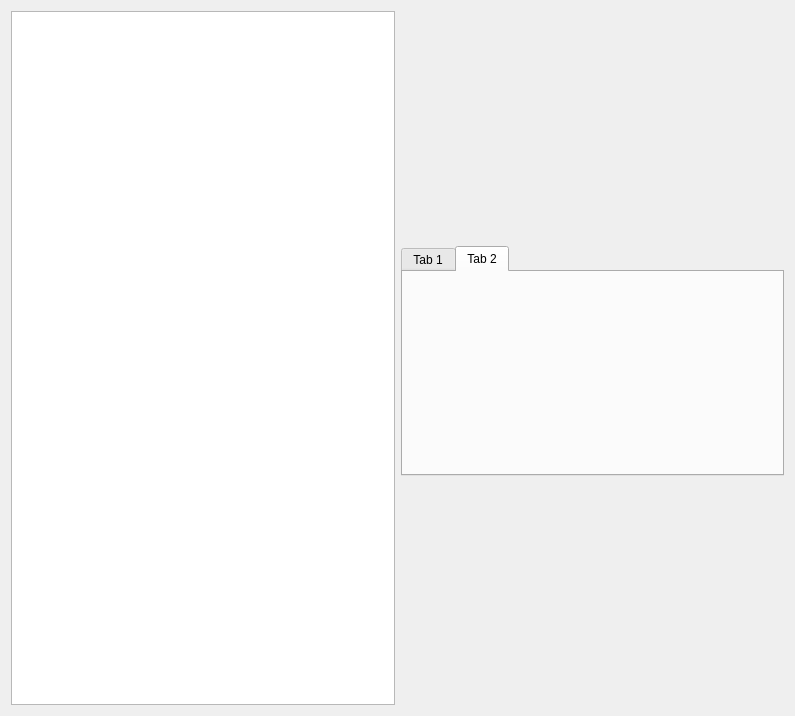
Old version of the form dev/Code/Framework/AzQtComponents/AzQtComponents/Gallery/SegmentControlPage.ui in the repository aws/lumberyard.
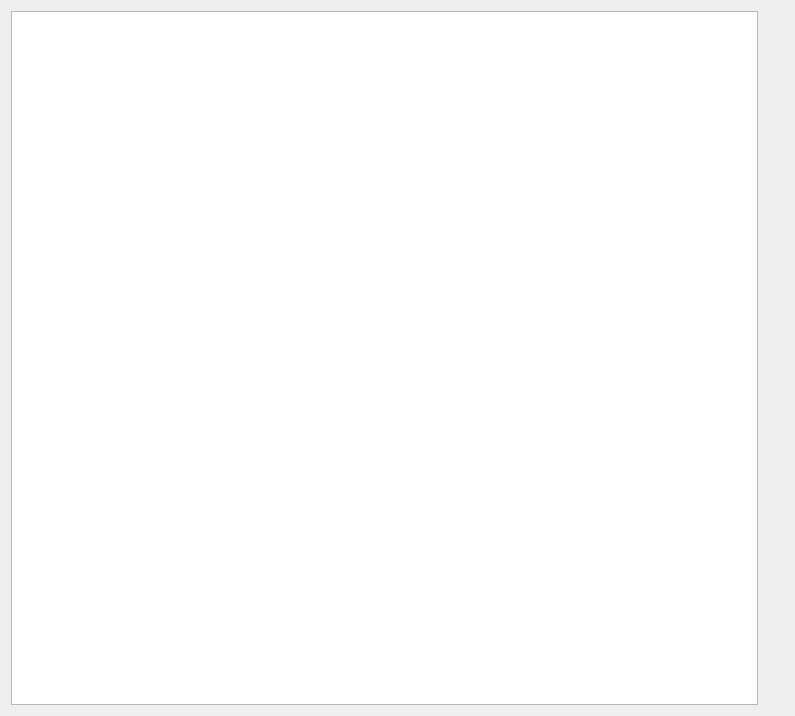
New version of the form. Custom widgets are drawn as their Qt base class.

What changed in the file:
```diff
--- a/dev/Code/Framework/AzQtComponents/AzQtComponents/Gallery/SegmentControlPage.ui
+++ b/dev/Code/Framework/AzQtComponents/AzQtComponents/Gallery/SegmentControlPage.ui
@@ -40,28 +40,30 @@
        <property name="sizeHint" stdset="0">
         <size>
          <width>20</width>
-         <height>40</height>
+         <height>20</height>
         </size>
        </property>
       </spacer>
      </item>
      <item>
-      <widget class="AzQtComponents::SegmentControl" name="segmentControl">
-       <property name="currentIndex">
-        <number>1</number>
+      <widget class="AzQtComponents::SegmentBar" name="segmentBarVertical"/>
+     </item>
+     <item>
+      <spacer name="verticalSpacer_22">
+       <property name="orientation">
+        <enum>Qt::Vertical</enum>
        </property>
-       <widget class="QWidget" name="tab_3">
-        <attribute name="title">
-         <string>Tab 1</string>
-        </attribute>
-       </widget>
-       <widget class="QWidget" name="tab_4">
-        <attribute name="title">
-         <string>Tab 2</string>
-        </attribute>
-       </widget>
-      </widget>
+       <property name="sizeHint" stdset="0">
+        <size>
+         <width>20</width>
+         <height>20</height>
+        </size>
+       </property>
+      </spacer>
      </item>
+     <item>
+      <widget class="AzQtComponents::SegmentControl" name="segmentControl"/>
+     </item>
      <item>
       <spacer name="verticalSpacer">
        <property name="orientation">
@@ -70,7 +72,23 @@
        <property name="sizeHint" stdset="0">
         <size>
          <width>20</width>
-         <height>40</height>
+         <height>20</height>
+        </size>
+       </property>
+      </spacer>
+     </item>
+     <item>
+      <widget class="AzQtComponents::SegmentControl" name="segmentControlVertical"/>
+     </item>
+     <item>
+      <spacer name="verticalSpacer">
+       <property name="orientation">
+        <enum>Qt::Vertical</enum>
+       </property>
+       <property name="sizeHint" stdset="0">
+        <size>
+         <width>20</width>
+         <height>20</height>
         </size>
        </property>
       </spacer>
@@ -82,13 +100,13 @@
  <customwidgets>
   <customwidget>
    <class>AzQtComponents::SegmentBar</class>
-   <extends>QWidget</extends>
-   <header location="global">AzQtComponents/Components/Widgets/SegmentControl.h</header>
-   <container>1</container>
+   <extends>QFrame</extends>
+   <header location="global">AzQtComponents/Components/Widgets/SegmentBar.h</header>
+   <container>0</container>
   </customwidget>
   <customwidget>
    <class>AzQtComponents::SegmentControl</class>
-   <extends>QTabWidget</extends>
+   <extends>QFrame</extends>
    <header location="global">AzQtComponents/Components/Widgets/SegmentControl.h</header>
    <container>1</container>
   </customwidget>
```
Left out of the diff: 4 changed lines with no effect on the pictures.
